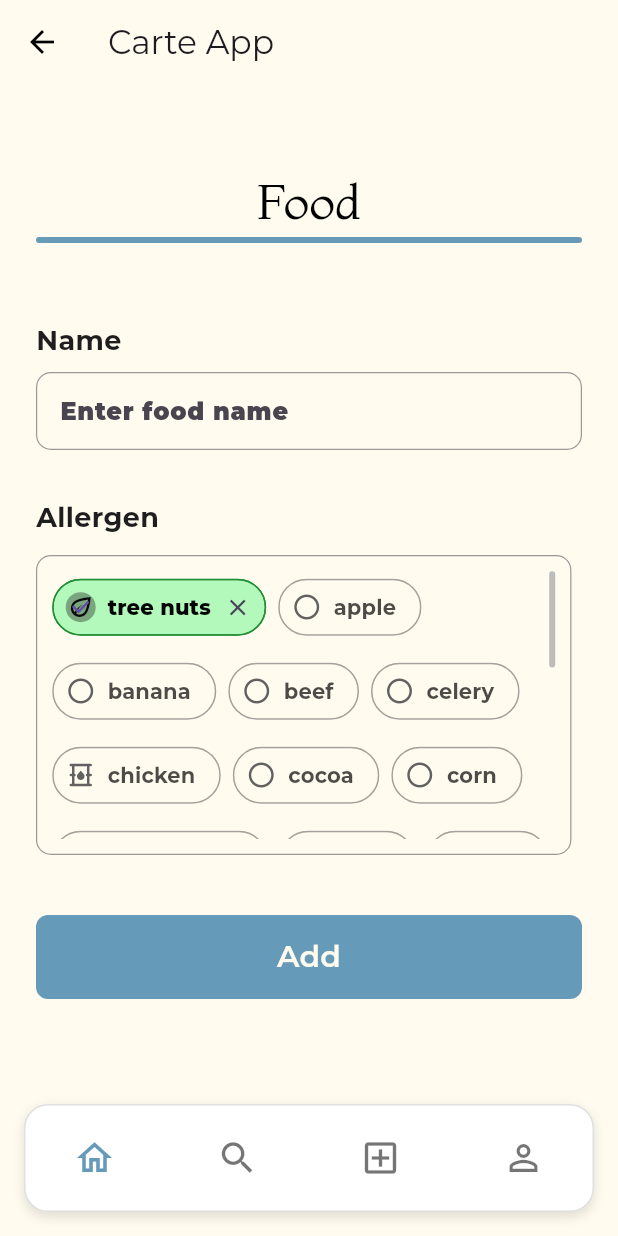
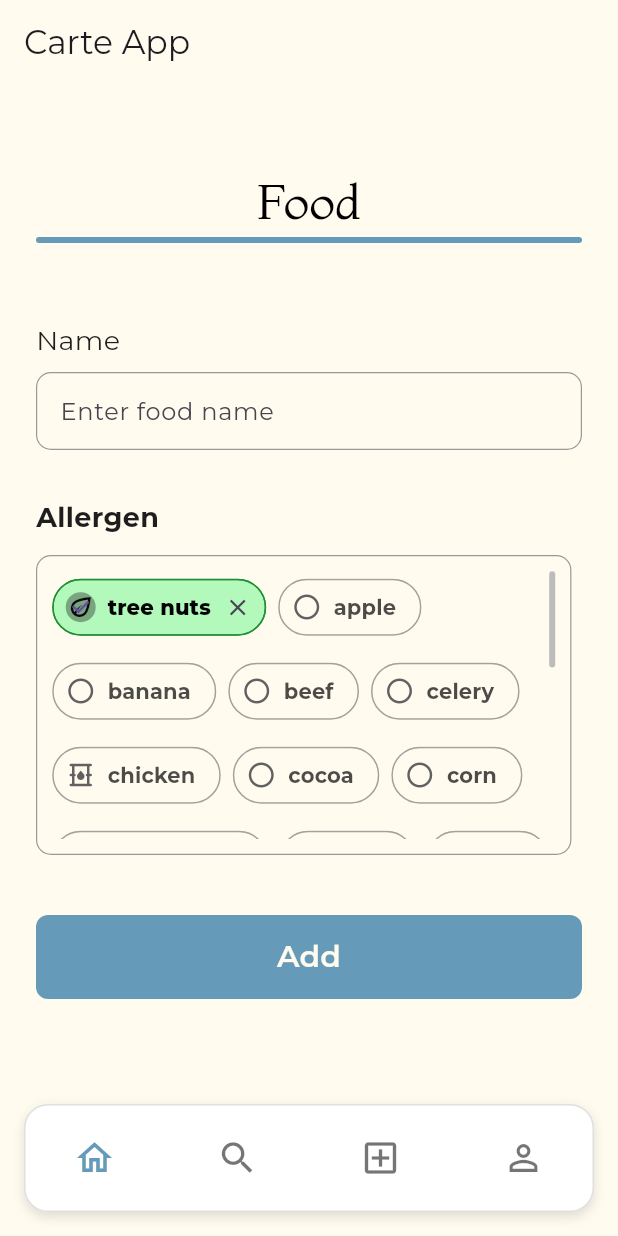
Before and after one commit to ericksgmes/carte_app, a Flutter app: the WidgetTree screen opened directly, on a phone screen of 412 x 824 dp. Run offline on Flutter 3.47's test engine with Material 3 defaults, Android fonts, the phone set to English and light mode, and no system bars; project files that could hold a hidden picture were left out.

Commit message:
feat: update color constants and refactor usage across login and food pages

```diff
--- a/lib/data/constants.dart
+++ b/lib/data/constants.dart
@@ -6,7 +6,9 @@
 
 class KColors {
   static const Color baseBg = Color(0xFFFFFBEF);
-  static const Color primaryColor = Color(0xFF659AB9);
+  static const Color mediumBlue = Color(0xFF659AB9);
+  static const Color darkBlue = Color(0xFF1F3A5F);
+  static const Color lightBlue = Color(0xFFBFD7ED);
 }
 
 class KFont {
--- a/lib/views/pages/food_page.dart
+++ b/lib/views/pages/food_page.dart
@@ -23,7 +23,7 @@
   @override
   Widget build(BuildContext context) {
     const bg = KColors.baseBg;
-    const primary = KColors.primaryColor;
+    const primary = KColors.mediumBlue;
 
     return SingleChildScrollView(
       padding: const EdgeInsets.fromLTRB(24, 32, 24, 24),
--- a/lib/views/widgets/widget_page_title.dart
+++ b/lib/views/widgets/widget_page_title.dart
@@ -21,7 +21,7 @@
             ),
           ),
         ),
-        WidgetHorizontalBar(primaryColor: KColors.primaryColor),
+        WidgetHorizontalBar(primaryColor: KColors.mediumBlue),
         const SizedBox(height: 28),
       ],
     );
--- a/lib/views/widgets/widget_text_input.dart
+++ b/lib/views/widgets/widget_text_input.dart
@@ -18,7 +18,7 @@
   @override
   Widget build(BuildContext context) {
     const bg = KColors.baseBg;
-    const primary = Color(0xFF659AB9);
+    const primary = KColors.mediumBlue;
 
     return Column(
       crossAxisAlignment: CrossAxisAlignment.start,
@@ -29,16 +29,14 @@
             fontSize: 18,
             color: Color(0xFF1E1E1E),
             fontFamily: KFont.fontFamilyContent,
-            fontWeight: FontWeight.w700,
           ),
         ),
         const SizedBox(height: 8),
         TextField(
           controller: controller,
           style: const TextStyle(
-            fontFamily: KFont.fontFamilyContent,
+            fontFamily: KFont.fontFamilyContentBold,
             fontSize: 16,
-            fontWeight: FontWeight.w700,
           ),
           decoration: InputDecoration(
             filled: true,
@@ -60,11 +58,7 @@
             ),
             hintText: hintText,
             hintStyle:
-                hintStyle ??
-                TextStyle(
-                  fontFamily: KFont.fontFamilyContent,
-                  fontWeight: FontWeight.w900,
-                ),
+                hintStyle ?? TextStyle(fontFamily: KFont.fontFamilyContent),
           ),
         ),
       ],
```
Also changed, not shown: lib/views/pages/login_page.dart (+19 -8 lines).
